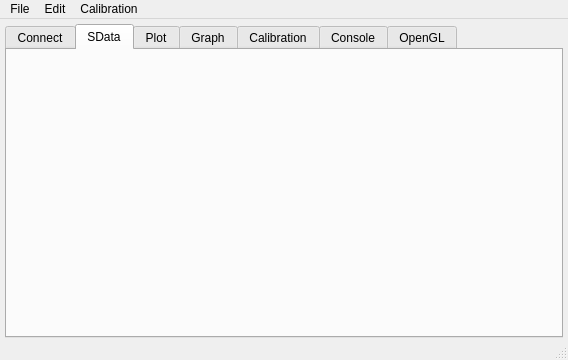
This is tinyos-2.x/trunk/support/cpp/TestShimmer/src/MainWindow.ui in baharev/szte-wsn-code as Qt 5 draws it before an edit. The edited form follows.
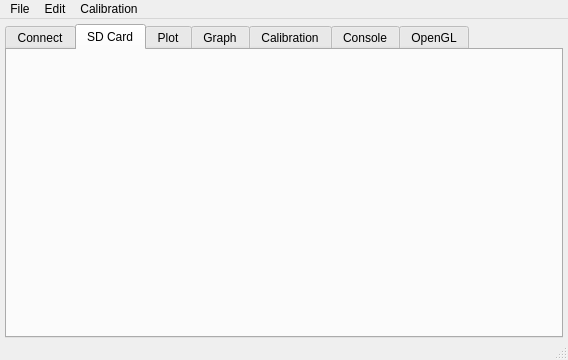
This is the edited form. Icons and pictures are not drawn.

Commit message: Changing SData to SD Card

```diff
--- a/tinyos-2.x/trunk/support/cpp/TestShimmer/src/MainWindow.ui
+++ b/tinyos-2.x/trunk/support/cpp/TestShimmer/src/MainWindow.ui
@@ -52,7 +52,7 @@
       </widget>
       <widget class="QWidget" name="sdataTab">
        <attribute name="title">
-        <string>SData</string>
+        <string>SD Card</string>
        </attribute>
        <layout class="QVBoxLayout" name="verticalLayout_9"/>
       </widget>
```
Left out of the diff: 2 changed lines with no effect on the pictures.
